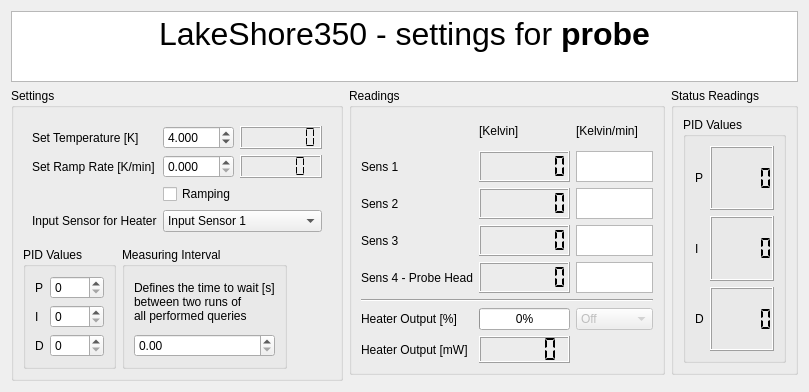
Before: the Qt Designer form LakeShore/LakeShore350_control.ui in Cryostat-GUI/Cryostat-GUI, drawn with Qt 5.
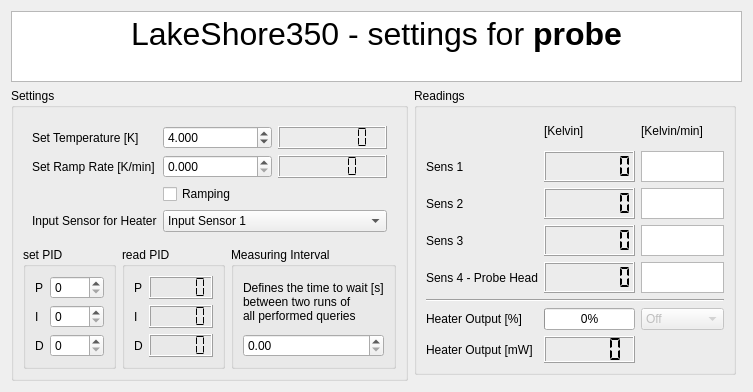
After: the same form once the commit is applied.

Diff of the .ui file:
```diff
--- a/LakeShore/LakeShore350_control.ui
+++ b/LakeShore/LakeShore350_control.ui
@@ -6,80 +6,71 @@
    <rect>
     <x>0</x>
     <y>0</y>
-    <width>769</width>
-    <height>358</height>
+    <width>749</width>
+    <height>367</height>
    </rect>
   </property>
   <property name="windowTitle">
    <string>LakeShore 350 Control</string>
   </property>
   <layout class="QGridLayout" name="gridLayout_6">
-   <item row="1" column="2">
-    <widget class="QGroupBox" name="groupReadingsStatus">
-     <property name="title">
-      <string>Status Readings</string>
-     </property>
-     <layout class="QGridLayout" name="gridLayout_5" rowstretch="1">
-      <item row="0" column="0" colspan="2">
-       <widget class="QGroupBox" name="groupPID">
-        <property name="title">
-         <string>PID Values</string>
-        </property>
-        <layout class="QGridLayout" name="gridLayout">
-         <item row="0" column="0">
-          <widget class="QLabel" name="label_10">
-           <property name="text">
-            <string>P</string>
-           </property>
-          </widget>
-         </item>
-         <item row="1" column="0">
-          <widget class="QLabel" name="label_11">
-           <property name="text">
-            <string>I</string>
-           </property>
-          </widget>
-         </item>
-         <item row="0" column="1">
-          <widget class="QLCDNumber" name="lcdLoopP_Param">
-           <property name="segmentStyle">
-            <enum>QLCDNumber::Flat</enum>
-           </property>
-          </widget>
-         </item>
-         <item row="2" column="0">
-          <widget class="QLabel" name="label_12">
-           <property name="text">
-            <string>D</string>
-           </property>
-          </widget>
-         </item>
-         <item row="1" column="1">
-          <widget class="QLCDNumber" name="lcdLoopI_Param">
-           <property name="segmentStyle">
-            <enum>QLCDNumber::Flat</enum>
-           </property>
-          </widget>
-         </item>
-         <item row="2" column="1">
-          <widget class="QLCDNumber" name="lcdLoopD_Param">
-           <property name="segmentStyle">
-            <enum>QLCDNumber::Flat</enum>
-           </property>
-          </widget>
-         </item>
-        </layout>
-       </widget>
-      </item>
-     </layout>
-    </widget>
-   </item>
    <item row="1" column="0" rowspan="2">
     <widget class="QGroupBox" name="groupSettings">
      <property name="title">
       <string>Settings</string>
      </property>
      <layout class="QGridLayout" name="gridLayout_4" rowstretch="2,0,0,0,0,0">
+      <item row="5" column="0">
+       <widget class="QGroupBox" name="groupPID_set">
+        <property name="title">
+         <string>set PID</string>
+        </property>
+        <layout class="QGridLayout" name="gridLayout_2">
+         <item row="0" column="0">
+          <widget class="QLabel" name="label_13">
+           <property name="text">
+            <string>P</string>
+           </property>
+          </widget>
+         </item>
+         <item row="1" column="0">
+          <widget class="QLabel" name="label_14">
+           <property name="text">
+            <string>I</string>
+           </property>
+          </widget>
+         </item>
+         <item row="2" column="0">
+          <widget class="QLabel" name="label_15">
+           <property name="text">
+            <string>D</string>
+           </property>
+          </widget>
+         </item>
+         <item row="0" column="1">
+          <widget class="QSpinBox" name="spinBox">
+           <property name="maximum">
+            <number>1000</number>
+           </property>
+          </widget>
+         </item>
+         <item row="1" column="1">
+          <widget class="QSpinBox" name="spinBox_2">
+           <property name="maximum">
+            <number>1000</number>
+           </property>
+          </widget>
+         </item>
+         <item row="2" column="1">
+          <widget class="QSpinBox" name="spinBox_3">
+           <property name="maximum">
+            <number>1000</number>
+           </property>
+          </widget>
+         </item>
+        </layout>
+       </widget>
+      </item>
       <item row="0" column="0" rowspan="2" colspan="3">
        <widget class="QWidget" name="Setpoints" native="true">
         <layout class="QGridLayout" name="gridLayout_7">
@@ -178,58 +169,58 @@
         </layout>
        </widget>
       </item>
-      <item row="5" column="0">
-       <widget class="QGroupBox" name="groupPID_set">
-        <property name="title">
-         <string>PID Values</string>
-        </property>
-        <layout class="QGridLayout" name="gridLayout_2">
-         <item row="0" column="0">
-          <widget class="QLabel" name="label_13">
-           <property name="text">
-            <string>P</string>
-           </property>
-          </widget>
-         </item>
-         <item row="1" column="0">
-          <widget class="QLabel" name="label_14">
-           <property name="text">
-            <string>I</string>
-           </property>
-          </widget>
-         </item>
-         <item row="2" column="0">
-          <widget class="QLabel" name="label_15">
-           <property name="text">
-            <string>D</string>
-           </property>
-          </widget>
-         </item>
-         <item row="0" column="1">
-          <widget class="QSpinBox" name="spinBox">
-           <property name="maximum">
-            <number>1000</number>
-           </property>
-          </widget>
-         </item>
-         <item row="1" column="1">
-          <widget class="QSpinBox" name="spinBox_2">
-           <property name="maximum">
-            <number>1000</number>
-           </property>
-          </widget>
-         </item>
-         <item row="2" column="1">
-          <widget class="QSpinBox" name="spinBox_3">
-           <property name="maximum">
-            <number>1000</number>
-           </property>
-          </widget>
-         </item>
-        </layout>
-       </widget>
-      </item>
       <item row="5" column="1">
+       <widget class="QGroupBox" name="groupPID">
+        <property name="title">
+         <string>read PID</string>
+        </property>
+        <layout class="QGridLayout" name="gridLayout">
+         <item row="0" column="0">
+          <widget class="QLabel" name="label_10">
+           <property name="text">
+            <string>P</string>
+           </property>
+          </widget>
+         </item>
+         <item row="1" column="0">
+          <widget class="QLabel" name="label_11">
+           <property name="text">
+            <string>I</string>
+           </property>
+          </widget>
+         </item>
+         <item row="0" column="1">
+          <widget class="QLCDNumber" name="lcdLoopP_Param">
+           <property name="segmentStyle">
+            <enum>QLCDNumber::Flat</enum>
+           </property>
+          </widget>
+         </item>
+         <item row="2" column="0">
+          <widget class="QLabel" name="label_12">
+           <property name="text">
+            <string>D</string>
+           </property>
+          </widget>
+         </item>
+         <item row="1" column="1">
+          <widget class="QLCDNumber" name="lcdLoopI_Param">
+           <property name="segmentStyle">
+            <enum>QLCDNumber::Flat</enum>
+           </property>
+          </widget>
+         </item>
+         <item row="2" column="1">
+          <widget class="QLCDNumber" name="lcdLoopD_Param">
+           <property name="segmentStyle">
+            <enum>QLCDNumber::Flat</enum>
+           </property>
+          </widget>
+         </item>
+        </layout>
+       </widget>
+      </item>
+      <item row="5" column="2">
        <widget class="QGroupBox" name="groupBox">
         <property name="title">
          <string>Measuring Interval</string>
```
